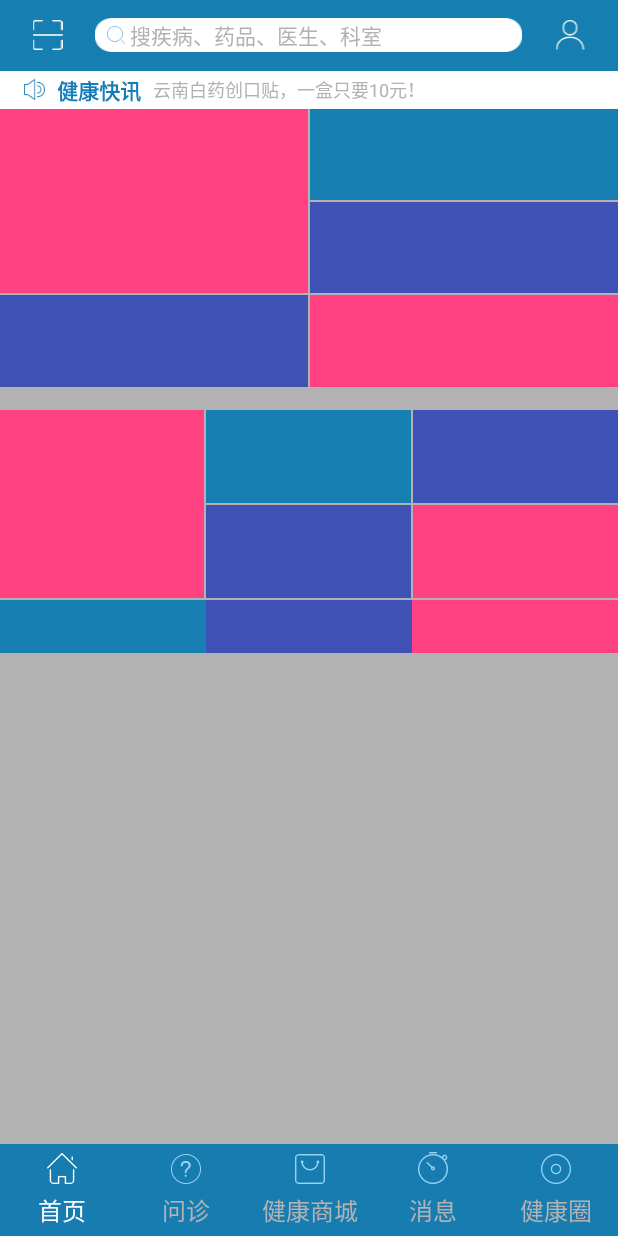
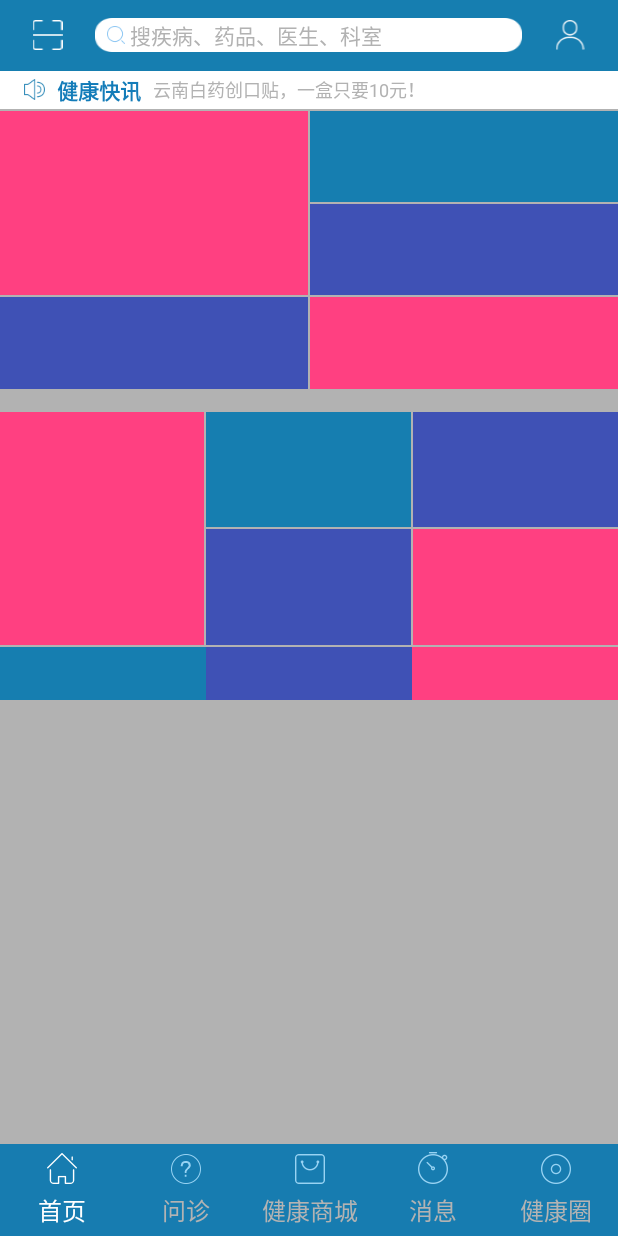
Before and after one commit to 123xuan456/Hospital, an Android app: the screen it shows after launch (MainActivity), on a phone screen of 412 x 824 dp. Run offline under Robolectric (Android 15) with nearby library versions, the light colour scheme and no system bars; libraries missing offline, so code that uses them is left out: com.zhy.http; pictures from the network do not load; 1 statement that could not run was skipped.

Commit message:
刘大人home代码

```diff
--- a/app/build.gradle
+++ b/app/build.gradle
@@ -24,4 +24,7 @@ dependencies {
     testCompile 'junit:junit:4.12'
     compile 'com.android.support:appcompat-v7:23.4.0'
     compile 'com.android.support:support-v4:23.4.0'
+    compile 'com.zhy:okhttputils:2.6.1'
+    compile 'com.google.code.gson:gson:2.7'
+    compile 'com.github.bumptech.glide:glide:3.7.0'
 }
--- a/app/src/main/java/d/hospital/fragment/HomeFragment.java
+++ b/app/src/main/java/d/hospital/fragment/HomeFragment.java
@@ -4,17 +4,101 @@ import android.os.Bundle;
 import android.view.LayoutInflater;
 import android.view.View;
 import android.view.ViewGroup;
+import android.widget.ImageView;
+
+import com.bumptech.glide.Glide;
+import com.google.gson.Gson;
+import com.zhy.http.okhttp.OkHttpUtils;
+import com.zhy.http.okhttp.callback.StringCallback;
 
 import d.hospital.BaseFragment;
 import d.hospital.R;
+import d.hospital.bean.Home_moduleBean;
+import d.hospital.utils.UrlUtils;
+import okhttp3.Call;
 
 public class HomeFragment extends BaseFragment {
+
+    private ImageView area1_big1,area1_little11,area1_little21,area1_little31,area1_little41;
+    private ImageView area2_big2,area2_little12,area2_little22,area2_little32,area2_little42;
+    private View view;
 
     @Override
     public View onCreateView(LayoutInflater inflater, ViewGroup container,
                              Bundle savedInstanceState) {
-        return inflater.inflate(R.layout.home_fragment, container, false);
+        view = inflater.inflate(R.layout.home_fragment, container, false);
+        initView();
+        initData();
+        return view;
+
+
+    }
+
+    private void initView() {
+        area1_big1 = (ImageView)view.findViewById(R.id.area1_big);
+        area1_little11 = (ImageView)view.findViewById(R.id.area1_little1);
+        area1_little21 = (ImageView)view.findViewById(R.id.area1_little2);
+        area1_little31 = (ImageView)view.findViewById(R.id.area1_little3);
+        area1_little41 = (ImageView)view.findViewById(R.id.area1_little4);
+
+        area2_big2 = (ImageView)view.findViewById(R.id.area2_big);
+        area2_little12 = (ImageView)view.findViewById(R.id.area2_little1);
+        area2_little22 = (ImageView)view.findViewById(R.id.area2_little2);
+        area2_little32 = (ImageView)view.findViewById(R.id.area2_little3);
+        area2_little42 = (ImageView)view.findViewById(R.id.area2_little4);
+    }
+
+    public void initData() {
+        String url= UrlUtils.HOME_UP_MODULE;
+        OkHttpUtils.get().url(url).build().execute(new StringCallback() {
+
+            @Override
+            public void onError(Call call, Exception e, int id) {
+
+            }
+
+            @Override
+            public void onResponse(String response, int id) {
+                Gson g = new Gson();
+                Home_moduleBean homemodule = g.fromJson(response, Home_moduleBean.class);
+                if (homemodule.getCode() == 200) {
+                    String area1_big = homemodule.getArea1_big();
+                    String area1_little1 = homemodule.getArea1_little1();
+                    String area1_little2 = homemodule.getArea1_little2();
+                    String area1_little3 = homemodule.getArea1_little3();
+                    String area1_little4 = homemodule.getArea1_little4();
+
+                    String area2_big = homemodule.getArea2_big();
+                    String area2_little1 = homemodule.getArea2_little1();
+                    String area2_little2 = homemodule.getArea2_little2();
+                    String area2_little3 = homemodule.getArea2_little3();
+                    String area2_little4 = homemodule.getArea2_little4();
+
+                    glide(area1_big,area1_big1);
+                    glide(area1_little1,area1_little11);
+                    glide(area1_little2,area1_little21);
+                    glide(area1_little3,area1_little31);
+                    glide(area1_little4,area1_little41);
+
+                    glide(area2_big,area2_big2);
+                    glide(area2_little1,area2_little12);
+                    glide(area2_little2,area2_little22);
+                    glide(area2_little3,area2_little32);
+                    glide(area2_little4,area2_little42);
+
+                }
+            }
+        });
+    }
+
+    private void glide(String imageurl,ImageView imageView){
+        Glide.with(HomeFragment.this)
+                .load(imageurl)
+                .centerCrop()
+                .crossFade()
+                .into(imageView);
     }
 
 
+
 }
--- /dev/null
+++ b/app/src/main/java/d/hospital/utils/UrlUtils.java
@@ -0,0 +1,15 @@
+package d.hospital.utils;
+
+/**
+ * 接口
+ *
+ */
+public class UrlUtils {
+
+  public static String BASEURL=" http://192.168.0.56:8080/";//本地测试
+
+
+ public static String HOME_UP_MODULE=BASEURL+"home/homepiclist";
+
+
+}
--- a/app/src/main/res/layout/home_module1.xml
+++ b/app/src/main/res/layout/home_module1.xml
@@ -2,6 +2,7 @@
 <LinearLayout xmlns:android="http://schemas.android.com/apk/res/android"
     android:layout_width="match_parent"
     android:layout_height="185dp"
+    android:layout_marginTop="1dp"
     android:orientation="horizontal"
     >
 
@@ -14,11 +15,13 @@
                 android:layout_width="match_parent"
                 android:layout_height="0dp"
                 android:layout_weight="2"
-                android:background="@color/colorAccent">
+                android:background="@color/colorAccent"
+                >
 
                 <ImageView
-                    android:layout_width="wrap_content"
-                    android:layout_height="wrap_content" />
+                    android:id="@+id/area1_big"
+                    android:layout_width="match_parent"
+                    android:layout_height="match_parent" />
             </RelativeLayout>
                 <View
                 android:layout_width="match_parent"
@@ -29,8 +32,9 @@
                 android:layout_weight="1"
                 android:background="@color/colorPrimary">
                 <ImageView
-                    android:layout_width="wrap_content"
-                    android:layout_height="wrap_content" />
+                    android:id="@+id/area1_little1"
+                    android:layout_width="match_parent"
+                    android:layout_height="match_parent" />
         </RelativeLayout>
     </LinearLayout>
     <View
@@ -48,8 +52,9 @@
             android:layout_weight="1"
             android:background="@color/title_bg">
             <ImageView
-                android:layout_width="wrap_content"
-                android:layout_height="wrap_content" />
+                android:id="@+id/area1_little2"
+                android:layout_width="match_parent"
+                android:layout_height="match_parent" />
         </RelativeLayout>
         <View
             android:layout_width="match_parent"
@@ -60,8 +65,9 @@
             android:layout_weight="1"
             android:background="@color/colorPrimary">
             <ImageView
-                android:layout_width="wrap_content"
-                android:layout_height="wrap_content" />
+                android:id="@+id/area1_little3"
+                android:layout_width="match_parent"
+                android:layout_height="match_parent" />
         </RelativeLayout>
         <View
             android:layout_width="match_parent"
@@ -72,8 +78,9 @@
             android:layout_weight="1"
             android:background="@color/colorAccent">
             <ImageView
-                android:layout_width="wrap_content"
-                android:layout_height="wrap_content" />
+                android:id="@+id/area1_little4"
+                android:layout_width="match_parent"
+                android:layout_height="match_parent" />
     </RelativeLayout>
 
 
--- a/app/src/main/res/layout/home_module2.xml
+++ b/app/src/main/res/layout/home_module2.xml
@@ -1,7 +1,7 @@
 <?xml version="1.0" encoding="utf-8"?>
 <LinearLayout xmlns:android="http://schemas.android.com/apk/res/android"
     android:layout_width="match_parent"
-    android:layout_height="125dp"
+    android:layout_height="155dp"
     android:layout_marginTop="15dp"
     android:orientation="horizontal"
     >
@@ -16,6 +16,10 @@
                 android:layout_height="0dp"
                 android:layout_weight="2"
                 android:background="@color/colorAccent">
+                <ImageView
+                    android:id="@+id/area2_big"
+                    android:layout_width="match_parent"
+                    android:layout_height="match_parent" />
             </RelativeLayout>
 
     </LinearLayout>
@@ -35,6 +39,11 @@
             android:layout_height="0dp"
             android:layout_weight="1"
             android:background="@color/title_bg">
+
+            <ImageView
+                android:id="@+id/area2_little1"
+                android:layout_width="match_parent"
+                android:layout_height="match_parent" />
         </RelativeLayout>
         <View
             android:layout_width="match_parent"
@@ -44,6 +53,10 @@
             android:layout_height="0dp"
             android:layout_weight="1"
             android:background="@color/colorPrimary">
+            <ImageView
+                android:id="@+id/area2_little2"
+                android:layout_width="match_parent"
+                android:layout_height="match_parent" />
         </RelativeLayout>
     </LinearLayout>
 
@@ -62,6 +75,10 @@
             android:layout_height="0dp"
             android:layout_weight="1"
             android:background="@color/colorPrimary">
+            <ImageView
+                android:id="@+id/area2_little3"
+                android:layout_width="match_parent"
+                android:layout_height="match_parent" />
         </RelativeLayout>
         <View
             android:layout_width="match_parent"
@@ -71,6 +88,10 @@
             android:layout_height="0dp"
             android:layout_weight="1"
             android:background="@color/colorAccent">
+            <ImageView
+                android:id="@+id/area2_little4"
+                android:layout_width="match_parent"
+                android:layout_height="match_parent" />
         </RelativeLayout>
 
 
```
Also changed, not shown: app/src/main/java/d/hospital/bean/Home_moduleBean.java (added, +104 -0 lines).
